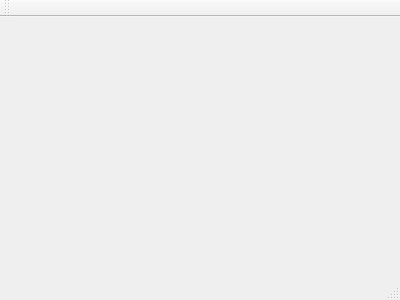
Before: the Qt Designer form AlcoParty-Widgets/mainwindow.ui in QuasarApp/SoundBand, drawn with Qt 5.
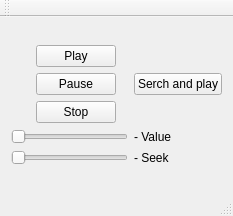
After: the same form once the commit is applied.

Commit message: added the empty main form

What changed in the file:
```diff
--- a/AlcoParty-Widgets/mainwindow.ui
+++ b/AlcoParty-Widgets/mainwindow.ui
@@ -1,24 +1,122 @@
 <ui version="4.0">
  <class>MainWindow</class>
- <widget class="QMainWindow" name="MainWindow" >
-  <property name="geometry" >
+ <widget class="QMainWindow" name="MainWindow">
+  <property name="geometry">
    <rect>
     <x>0</x>
     <y>0</y>
-    <width>400</width>
-    <height>300</height>
+    <width>233</width>
+    <height>216</height>
    </rect>
   </property>
   <property name="windowTitle" >
    <string>MainWindow</string>
   </property>
-  <widget class="QMenuBar" name="menuBar" />
-  <widget class="QToolBar" name="mainToolBar" />
-  <widget class="QWidget" name="centralWidget" />
-  <widget class="QStatusBar" name="statusBar" />
+  <widget class="QWidget" name="centralWidget">
+   <layout class="QVBoxLayout" name="verticalLayout">
+    <item>
+     <layout class="QGridLayout" name="gridLayout">
+      <item row="0" column="1">
+       <layout class="QVBoxLayout" name="verticalLayout_2">
+        <property name="rightMargin">
+         <number>0</number>
+        </property>
+        <item>
+         <widget class="QPushButton" name="pushButton">
+          <property name="text">
+           <string>Play</string>
+          </property>
+         </widget>
+        </item>
+        <item>
+         <widget class="QPushButton" name="pushButton_3">
+          <property name="text">
+           <string>Pause</string>
+          </property>
+         </widget>
+        </item>
+        <item>
+         <widget class="QPushButton" name="pushButton_4">
+          <property name="text">
+           <string>Stop</string>
+          </property>
+         </widget>
+        </item>
+       </layout>
+      </item>
+      <item row="0" column="0">
+       <spacer name="horizontalSpacer">
+        <property name="orientation">
+         <enum>Qt::Horizontal</enum>
+        </property>
+        <property name="sizeHint" stdset="0">
+         <size>
+          <width>40</width>
+          <height>20</height>
+         </size>
+        </property>
+       </spacer>
+      </item>
+      <item row="2" column="4">
+       <widget class="QLabel" name="label_2">
+        <property name="text">
+         <string>- Seek</string>
+        </property>
+       </widget>
+      </item>
+      <item row="2" column="0" colspan="4">
+       <widget class="QSlider" name="horizontalSlider_2">
+        <property name="orientation">
+         <enum>Qt::Horizontal</enum>
+        </property>
+       </widget>
+      </item>
+      <item row="0" column="4">
+       <widget class="QPushButton" name="pushButton_2">
+        <property name="text">
+         <string>Serch and play</string>
+        </property>
+       </widget>
+      </item>
+      <item row="1" column="4">
+       <widget class="QLabel" name="label">
+        <property name="text">
+         <string>- Value</string>
+        </property>
+       </widget>
+      </item>
+      <item row="1" column="0" colspan="4">
+       <widget class="QSlider" name="horizontalSlider">
+        <property name="orientation">
+         <enum>Qt::Horizontal</enum>
+        </property>
+       </widget>
+      </item>
+     </layout>
+    </item>
+   </layout>
+  </widget>
+  <widget class="QMenuBar" name="menuBar">
+   <property name="geometry">
+    <rect>
+     <x>0</x>
+     <y>0</y>
+     <width>233</width>
+     <height>22</height>
+    </rect>
+   </property>
+  </widget>
+  <widget class="QToolBar" name="mainToolBar">
+   <attribute name="toolBarArea">
+    <enum>TopToolBarArea</enum>
+   </attribute>
+   <attribute name="toolBarBreak">
+    <bool>false</bool>
+   </attribute>
+  </widget>
+  <widget class="QStatusBar" name="statusBar"/>
  </widget>
- <layoutDefault spacing="6" margin="11" />
- <pixmapfunction></pixmapfunction>
+ <layoutdefault spacing="6" margin="11"/>
  <resources/>
  <connections/>
 </ui>
```
Left out of the diff: 3 changed lines with no effect on the pictures.
